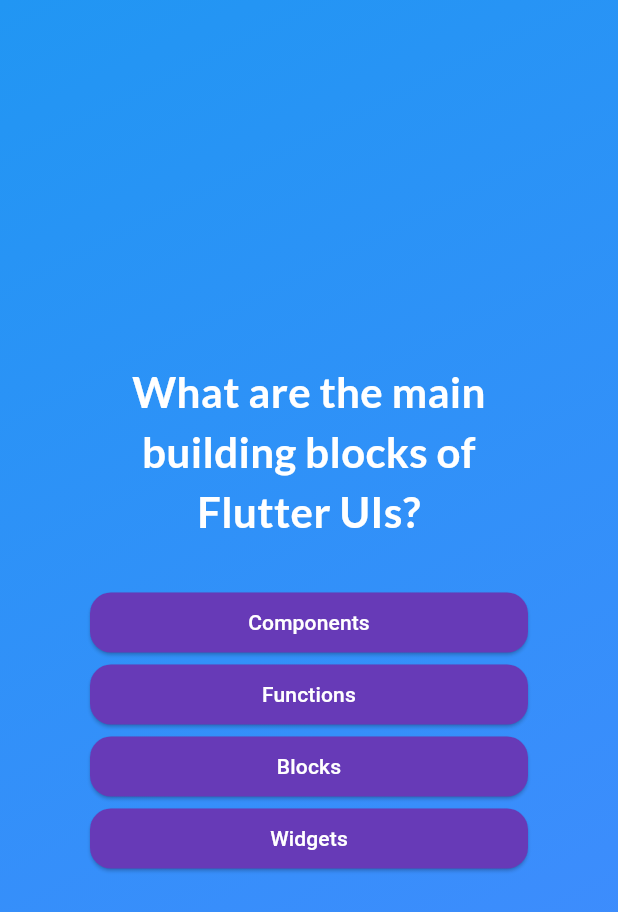
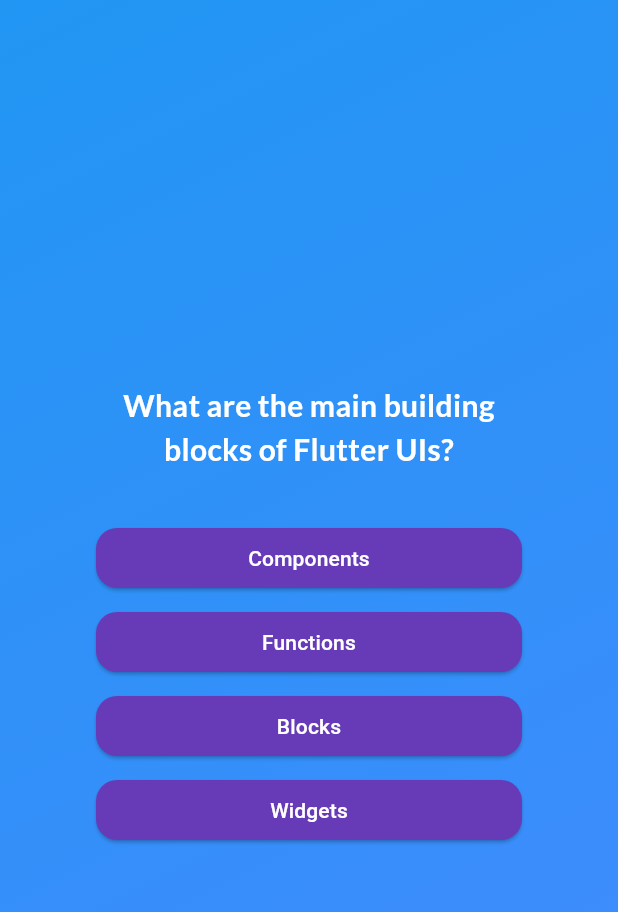
Before and after one commit to Hassaan29632/quizapp, a Flutter app: the screen it shows after launch, after a tap on "start app", on a phone screen of 412 x 824 dp. Shown: the top 912 px of the screen. Run offline on Flutter 3.47's test engine with Material 3 defaults, Android fonts, the phone set to English and light mode, and no system bars; our stand-ins replace google_fonts.

Commit message:
connected restart button with first page

```diff
--- a/lib/answer_button.dart
+++ b/lib/answer_button.dart
@@ -11,7 +11,9 @@ class answerbutton extends StatelessWidget {
 
   @override
   Widget build(BuildContext context) {
-    return ElevatedButton(
+    return Padding(
+      padding: const EdgeInsets.all(4.0),
+      child: ElevatedButton(
         onPressed:        ontap,
         style: ElevatedButton.styleFrom(
           padding: EdgeInsets.symmetric(vertical: 10,horizontal: 30),
@@ -19,7 +21,10 @@ class answerbutton extends StatelessWidget {
           foregroundColor: Colors.white,
           shape: RoundedRectangleBorder(borderRadius: BorderRadius.circular(14))
         ),
+
         child: Text(answer, textAlign: TextAlign.center,),
+      ),
     );
+
   }
 }
--- a/lib/questions_screen.dart
+++ b/lib/questions_screen.dart
@@ -41,7 +41,7 @@ class _questionsState extends State<questionsscreen> {
               currentQuestion.text,
               style: GoogleFonts.lato(
                 color: Colors.white,
-                fontSize: 28,
+                fontSize: 20,
                 fontWeight: FontWeight.bold,
               ),
               textAlign: TextAlign.center,
@@ -49,11 +49,11 @@ class _questionsState extends State<questionsscreen> {
             SizedBox(height: 30),
 
             //it will dynamically add options according to the answers options provided in answer file
-            ...currentQuestion.getshuffledanswers().map((answers) {
+            ...currentQuestion.getshuffledanswers().map((answer) {
               return answerbutton(
-                answer: answers,
+                answer: answer,
                 ontap: () {
-                  answerquestion(answers);
+                  answerquestion(answer);
                 },
               );
             }),
--- a/lib/quiz.dart
+++ b/lib/quiz.dart
@@ -32,12 +32,18 @@ class _Quizstate extends State<Quiz> {
 
     if (selectedAnswers.length == questions.length) {
       setState(() {
-         // selectedAnswers = [];
+          // selectedAnswers = [];
         activescreen = 'result screen';
       });
     }
   }
-
+void restartquiz ()
+{
+  selectedAnswers = [];
+  setState(() {
+    activescreen = 'active screen';
+  });
+}
   @override
   Widget build(context) {
     //initialization
@@ -48,7 +54,7 @@ class _Quizstate extends State<Quiz> {
     }
 
     if (activescreen == 'result screen') {
-      screen = ResultScreen(choosenanswers: selectedAnswers);
+      screen = ResultScreen(choosenanswers: selectedAnswers, restart : restartquiz);
     }
 
     return MaterialApp(
```
Also changed, not shown: lib/questions_summary.dart (+31 -12 lines), lib/result_screen.dart (+14 -3 lines). Lines whose indentation alone changed are shown as unchanged.
